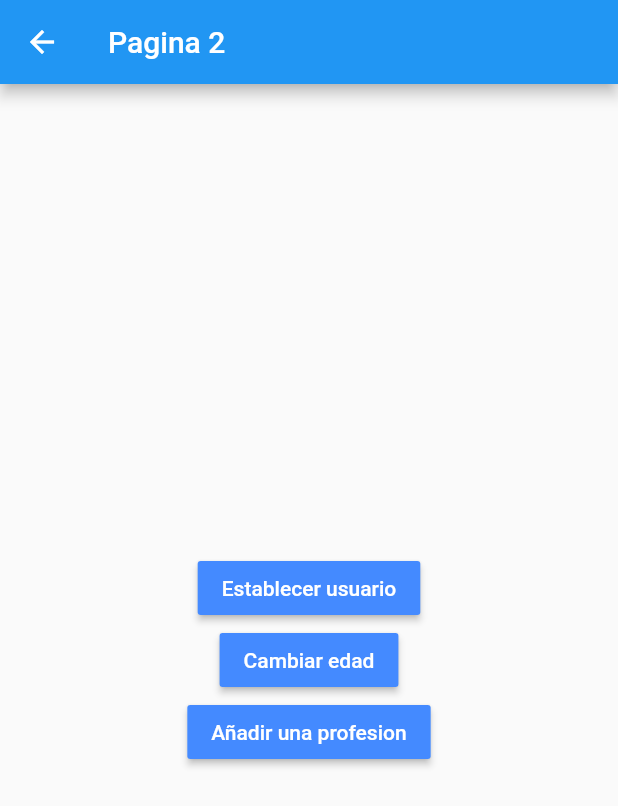
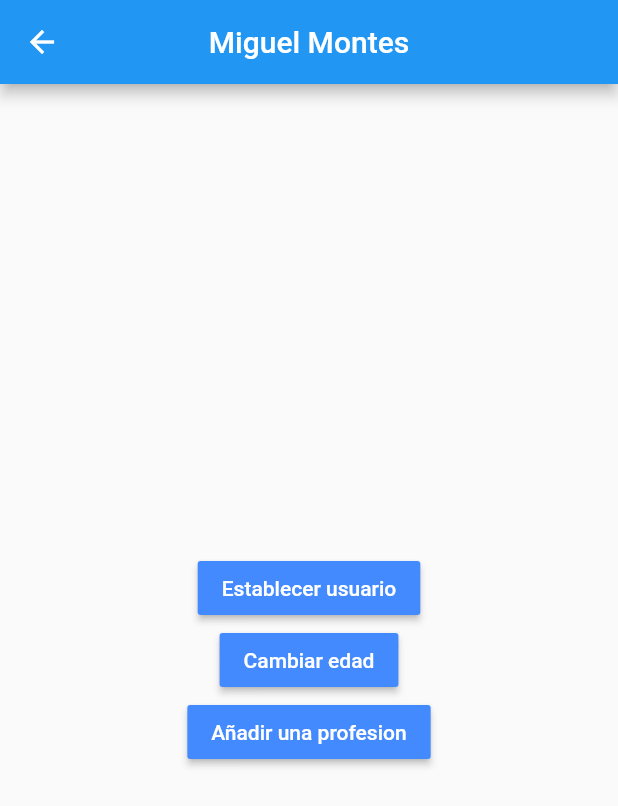
Before and after one commit to miguelhmp/flutterr_estados, a Flutter app: the Pagina2Page screen opened by its route, after a tap on "Establecer usuario", on a phone screen of 412 x 824 dp. Shown: the top 806 px of the screen. Run offline on Flutter 3.47's test engine with Material 2 defaults, Android fonts, the phone set to English and light mode, and no system bars; our stand-ins replace flutter_bloc.

Commit message:
Fin Bloc

```diff
--- /dev/null
+++ b/lib/bloc/usuario/UsuarioBloc.dart
@@ -0,0 +1,26 @@
+import 'package:meta/meta.dart';
+import 'package:flutter_bloc/flutter_bloc.dart';
+import 'package:flutterr_estados/models/Usuario.dart';
+
+part 'UsuarioState.dart';
+part 'UsuarioEvent.dart';
+
+class UsuarioBloc extends Bloc<UsuarioEvent, UsuarioState> {
+  UsuarioBloc() : super(UsuarioState());
+
+  @override
+  Stream<UsuarioState> mapEventToState(UsuarioEvent event) async* {
+    print(event);
+    if (event is ActivarUsuario) {
+      yield state.copyWith(user: event.usuario);
+    } else if (event is CambiarEdad) {
+      yield state.copyWith(user: state.usuario.copyWith(edad: event.edad));
+    } else if (event is AgregarProfesion) {
+      yield state.copyWith(
+          user: state.usuario.copyWith(
+              profesiones: [...state.usuario.profesiones, event.profesiones]));
+    } else if (event is BorrarUsuario) {
+      yield state.InitState();
+    }
+  }
+}
--- /dev/null
+++ b/lib/bloc/usuario/UsuarioEvent.dart
@@ -0,0 +1,25 @@
+part of 'UsuarioBloc.dart';
+
+@immutable
+abstract class UsuarioEvent {}
+
+class ActivarUsuario extends UsuarioEvent {
+  final Usuario usuario;
+  ActivarUsuario({this.usuario});
+}
+
+class CambiarEdad extends UsuarioEvent {
+  final int edad;
+
+  CambiarEdad(this.edad);
+}
+
+class AgregarProfesion extends UsuarioEvent {
+  // final List<String> profesiones;
+
+  final String profesiones;
+
+  AgregarProfesion(this.profesiones);
+}
+
+class BorrarUsuario extends UsuarioEvent {}
--- /dev/null
+++ b/lib/bloc/usuario/UsuarioState.dart
@@ -0,0 +1,16 @@
+part of 'UsuarioBloc.dart';
+
+class UsuarioState {
+  final bool userExist;
+  final Usuario usuario;
+
+  UsuarioState({Usuario user})
+      : usuario = user ?? null,
+        userExist = (user != null) ? true : false;
+
+  UsuarioState copyWith({Usuario user}) {
+    return UsuarioState(user: user ?? this.usuario);
+  }
+
+  UsuarioState InitState() => new UsuarioState();
+}
--- a/lib/models/Usuario.dart
+++ b/lib/models/Usuario.dart
@@ -1,7 +1,19 @@
 class Usuario {
-  String nombre;
-  int edad;
-  List<String> profesiones;
+  final String nombre;
+  final int edad;
+  final List<String> profesiones;
 
   Usuario({this.nombre, this.edad, this.profesiones});
+
+  Usuario copyWith({
+    String nombre,
+    int edad,
+    List<String> profesiones,
+  }) {
+    return Usuario(
+      nombre: nombre ?? this.nombre,
+      edad: edad ?? this.edad,
+      profesiones: profesiones ?? this.profesiones,
+    );
+  }
 }
--- a/lib/pages/Pagina1Page.dart
+++ b/lib/pages/Pagina1Page.dart
@@ -1,14 +1,33 @@
 import 'package:flutter/material.dart';
+import 'package:flutter_bloc/flutter_bloc.dart';
+import 'package:flutterr_estados/bloc/usuario/UsuarioBloc.dart';
+import 'package:flutterr_estados/models/Usuario.dart';
 
 class Pagina1Page extends StatelessWidget {
   @override
   Widget build(BuildContext context) {
+    final usr = BlocProvider.of<UsuarioBloc>(context, listen: true);
     return Scaffold(
       appBar: AppBar(
-        title: Text('Pagina 1'),
+        title: usr.state.userExist
+            ? Text('${usr.state.usuario.nombre}')
+            : Text('No data'),
         centerTitle: true,
+        actions: [
+          IconButton(
+              icon: Icon(Icons.exit_to_app),
+              onPressed: () {
+                usr.add(BorrarUsuario());
+              }),
+        ],
       ),
-      body: InformacionUsuario(),
+      body: BlocBuilder<UsuarioBloc, UsuarioState>(
+        builder: (_, state) {
+          return state.userExist
+              ? InformacionUsuario(usuario: state.usuario)
+              : Center(child: Text('No hay un usuario seleccionado'));
+        },
+      ),
       floatingActionButton: FloatingActionButton(
         child: Icon(Icons.accessibility_new),
         onPressed: () => Navigator.pushNamed(context, 'pagina2'),
@@ -18,6 +37,10 @@ class Pagina1Page extends StatelessWidget {
 }
 
 class InformacionUsuario extends StatelessWidget {
+  final Usuario usuario;
+
+  const InformacionUsuario({this.usuario});
+
   @override
   Widget build(BuildContext context) {
     return Container(
@@ -37,23 +60,18 @@ class InformacionUsuario extends StatelessWidget {
           Divider(
             color: Colors.black26,
           ),
-          ListTile(title: Text('Nombre')),
-          ListTile(title: Text('Edad')),
-          Text(
-            'Profesiones',
-            style: TextStyle(
-              fontSize: 18,
-              fontWeight: FontWeight.bold,
-            ),
-          ),
-          Divider(
-            color: Colors.black26,
-          ),
-          ListTile(title: Text('Profesion 1')),
-          ListTile(title: Text('Profesion 2')),
-          ListTile(title: Text('Profesion 3')),
-          ListTile(title: Text('Profesion 4')),
-          ListTile(title: Text('Profesion 5')),
+          ListTile(title: Text('Nombre: ${usuario.nombre}')),
+          ListTile(title: Text('Edad: ${usuario.edad}')),
+          Text('Profesiones',
+              style: TextStyle(
+                fontSize: 18,
+                fontWeight: FontWeight.bold,
+              )),
+          Divider(color: Colors.black26),
+          // ListTile(title: Text('Profesion 1')),
+          ...usuario.profesiones
+              .map((profesiones) => ListTile(title: Text(profesiones)))
+              .toList()
         ],
       ),
     );
--- a/lib/pages/Pagina2Page.dart
+++ b/lib/pages/Pagina2Page.dart
@@ -1,45 +1,65 @@
 import 'package:flutter/material.dart';
+import 'package:flutter_bloc/flutter_bloc.dart';
+import 'package:flutterr_estados/bloc/usuario/UsuarioBloc.dart';
+import 'package:flutterr_estados/models/Usuario.dart';
 
 class Pagina2Page extends StatelessWidget {
   @override
   Widget build(BuildContext context) {
+    final usuarioBloc = BlocProvider.of<UsuarioBloc>(context, listen: true);
     return Scaffold(
       appBar: AppBar(
-        title: Text('Pagina 2'),
+        title: usuarioBloc.state.userExist
+            ? Text('${usuarioBloc.state.usuario.nombre}')
+            : Text('No data'),
+        centerTitle: true,
       ),
       body: Center(
         child: Column(
           mainAxisAlignment: MainAxisAlignment.center,
           children: [
             MaterialButton(
-              child: Text(
-                'Establecer usuario',
-                style: TextStyle(
-                  color: Colors.white,
-                ),
-              ),
+              child: Text('Establecer usuario',
+                  style: TextStyle(color: Colors.white)),
               color: Colors.blueAccent,
-              onPressed: () {},
+              onPressed: () {
+                final newUser = new Usuario(
+                  nombre: 'Miguel Montes',
+                  edad: 28,
+                  profesiones: ['Developer', 'Doctor', 'Analyst'],
+                );
+                usuarioBloc.add(
+                  ActivarUsuario(usuario: newUser),
+                );
+              },
             ),
             MaterialButton(
-              child: Text(
-                'Cambiar edad',
-                style: TextStyle(
-                  color: Colors.white,
-                ),
-              ),
+              child:
+                  Text('Cambiar edad', style: TextStyle(color: Colors.white)),
               color: Colors.blueAccent,
-              onPressed: () {},
+              onPressed: () {
+                usuarioBloc.state.userExist
+                    ? usuarioBloc.add(CambiarEdad(30))
+                    : print('No hay un usuario seleccionado');
+              },
             ),
             MaterialButton(
-              child: Text(
-                'Añadir una profesion',
-                style: TextStyle(
-                  color: Colors.white,
-                ),
-              ),
+              child: Text('Añadir una profesion',
+                  style: TextStyle(color: Colors.white)),
               color: Colors.blueAccent,
-              onPressed: () {},
+              onPressed: () {
+                if (usuarioBloc.state.userExist) {
+                  // final prof = usuarioBloc.state.usuario.profesiones;
+                  // usuarioBloc.add(AgregarProfesion([
+                  //   ...prof,
+                  //   'Ingeniero',
+                  //   'Mecanico',
+                  // ]));
+                  usuarioBloc.add(AgregarProfesion('Marinero'));
+                } else {
+                  print('No hay un usuario seleccionado');
+                }
+              },
             ),
           ],
         ),
--- a/pubspec.yaml
+++ b/pubspec.yaml
@@ -28,6 +28,7 @@ dependencies:
   # The following adds the Cupertino Icons font to your application.
   # Use with the CupertinoIcons class for iOS style icons.
   cupertino_icons: ^1.0.2
+  flutter_bloc: ^7.0.0
 
 dev_dependencies:
   flutter_test:
```
Also changed, not shown: lib/main.dart (+10 -1 lines), pubspec.lock.
